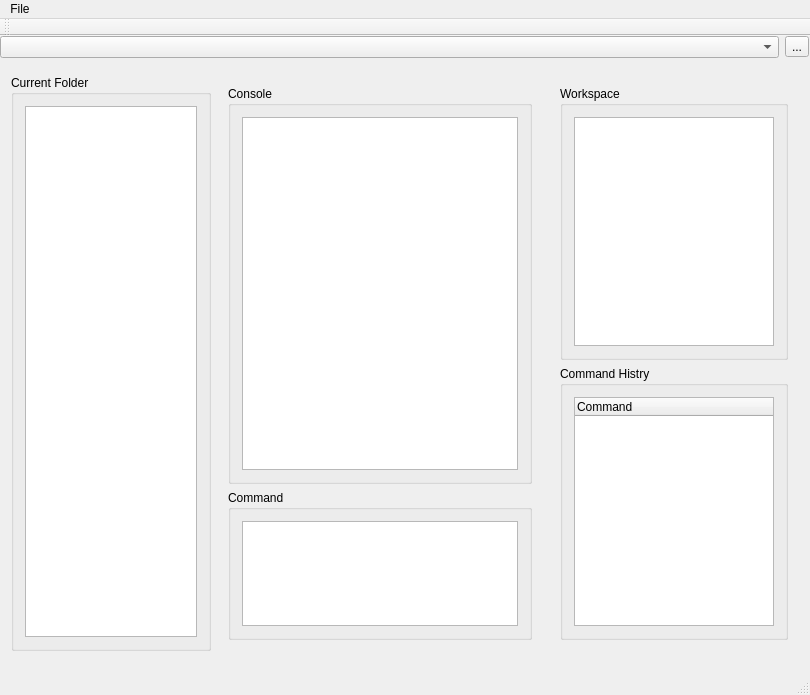
Qt form CalcApp/calcapp.ui (grzegorz-kap/Calc) before a commit.
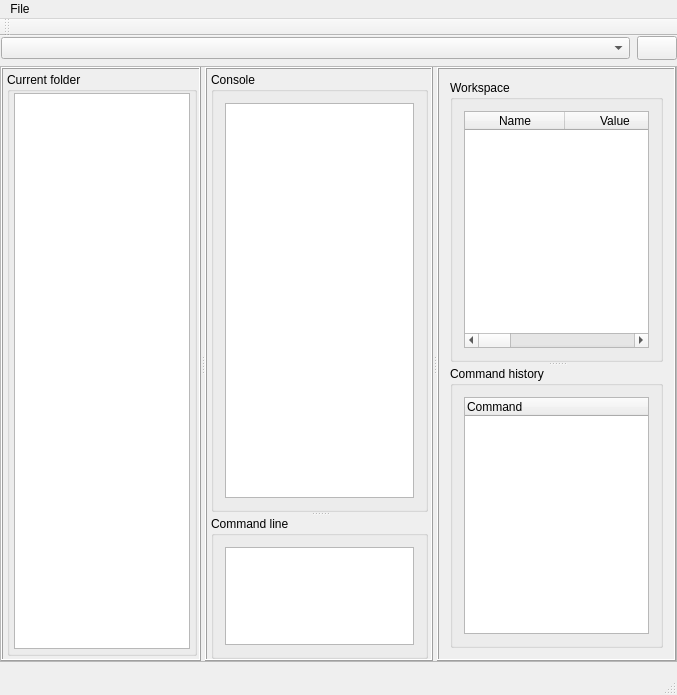
The same form after that commit. Icons and pictures are not drawn. Custom widgets are drawn as their Qt base class.

Commit message: Display variables

The edit to the form file:
```diff
--- a/CalcApp/calcapp.ui
+++ b/CalcApp/calcapp.ui
@@ -6,7 +6,7 @@
    <rect>
     <x>0</x>
     <y>0</y>
-    <width>810</width>
+    <width>677</width>
     <height>695</height>
    </rect>
   </property>
@@ -14,7 +14,7 @@
    <string>CalcApp</string>
   </property>
   <widget class="QWidget" name="centralWidget">
-   <layout class="QVBoxLayout" name="verticalLayout">
+   <layout class="QGridLayout" name="gridLayout">
     <property name="leftMargin">
      <number>0</number>
     </property>
@@ -24,28 +24,92 @@
     <property name="rightMargin">
      <number>0</number>
     </property>
-    <item>
-     <widget class="QWidget" name="widget" native="true">
+    <item row="0" column="0">
+     <widget class="QFrame" name="directoryChangeFrame">
+      <property name="sizePolicy">
+       <sizepolicy hsizetype="Preferred" vsizetype="Fixed">
+        <horstretch>0</horstretch>
+        <verstretch>0</verstretch>
+       </sizepolicy>
+      </property>
+      <property name="maximumSize">
+       <size>
+        <width>16777215</width>
+        <height>24</height>
+       </size>
+      </property>
+      <property name="frameShape">
+       <enum>QFrame::Box</enum>
+      </property>
+      <property name="frameShadow">
+       <enum>QFrame::Raised</enum>
+      </property>
+      <property name="lineWidth">
+       <number>0</number>
+      </property>
+      <property name="midLineWidth">
+       <number>0</number>
+      </property>
       <layout class="QHBoxLayout" name="horizontalLayout">
+       <property name="spacing">
+        <number>7</number>
+       </property>
        <property name="leftMargin">
-        <number>0</number>
-       </property>
-       <property name="topMargin">
-        <number>0</number>
-       </property>
-       <property name="rightMargin">
         <number>1</number>
        </property>
+       <property name="topMargin">
+        <number>0</number>
+       </property>
+       <property name="rightMargin">
+        <number>0</number>
+       </property>
        <property name="bottomMargin">
         <number>0</number>
        </property>
        <item>
-        <widget class="DirectoryComboBox" name="dirComboBox"/>
+        <widget class="DirectoryComboBox" name="dirComboBox">
+         <property name="sizePolicy">
+          <sizepolicy hsizetype="Expanding" vsizetype="Fixed">
+           <horstretch>0</horstretch>
+           <verstretch>0</verstretch>
+          </sizepolicy>
+         </property>
+         <property name="minimumSize">
+          <size>
+           <width>0</width>
+           <height>22</height>
+          </size>
+         </property>
+         <property name="maximumSize">
+          <size>
+           <width>16777215</width>
+           <height>22</height>
+          </size>
+         </property>
+        </widget>
        </item>
        <item>
-        <widget class="QToolButton" name="openFileDialogButton">
+        <widget class="QPushButton" name="workingDirChangeButton">
+         <property name="sizePolicy">
+          <sizepolicy hsizetype="Fixed" vsizetype="Fixed">
+           <horstretch>0</horstretch>
+           <verstretch>0</verstretch>
+          </sizepolicy>
+         </property>
+         <property name="minimumSize">
+          <size>
+           <width>31</width>
+           <height>24</height>
+          </size>
+         </property>
+         <property name="maximumSize">
+          <size>
+           <width>16777215</width>
+           <height>23</height>
+          </size>
+         </property>
          <property name="text">
-          <string>...</string>
+          <string/>
          </property>
          <property name="icon">
           <iconset resource="calcapp.qrc">
@@ -56,133 +120,267 @@
       </layout>
      </widget>
     </item>
-    <item>
-     <widget class="QWidget" name="widget_4" native="true">
-      <layout class="QHBoxLayout" name="horizontalLayout_3">
+    <item row="1" column="0">
+     <widget class="QFrame" name="mainFrame">
+      <property name="frameShape">
+       <enum>QFrame::StyledPanel</enum>
+      </property>
+      <property name="frameShadow">
+       <enum>QFrame::Raised</enum>
+      </property>
+      <layout class="QHBoxLayout" name="horizontalLayout_2">
+       <property name="spacing">
+        <number>2</number>
+       </property>
+       <property name="leftMargin">
+        <number>0</number>
+       </property>
+       <property name="topMargin">
+        <number>0</number>
+       </property>
+       <property name="rightMargin">
+        <number>0</number>
+       </property>
+       <property name="bottomMargin">
+        <number>0</number>
+       </property>
        <item>
-        <widget class="QGroupBox" name="files_box">
-         <property name="maximumSize">
-          <size>
-           <width>200</width>
-           <height>16777215</height>
-          </size>
+        <widget class="QSplitter" name="splitter">
+         <property name="orientation">
+          <enum>Qt::Horizontal</enum>
          </property>
-         <property name="title">
-          <string>Current Folder</string>
-         </property>
-         <layout class="QVBoxLayout" name="verticalLayout_9">
-          <item>
-           <widget class="FileList" name="fileList_2">
-            <property name="maximumSize">
-             <size>
-              <width>200</width>
-              <height>16777215</height>
-             </size>
-            </property>
-            <property name="sortingEnabled">
-             <bool>true</bool>
-            </property>
-           </widget>
-          </item>
-         </layout>
-        </widget>
-       </item>
-       <item>
-        <widget class="QWidget" name="widget_5" native="true">
-         <layout class="QVBoxLayout" name="verticalLayout_2">
-          <item>
-           <widget class="QGroupBox" name="console_box">
-            <property name="baseSize">
-             <size>
-              <width>0</width>
-              <height>300</height>
-             </size>
-            </property>
-            <property name="title">
-             <string>Console</string>
-            </property>
-            <layout class="QVBoxLayout" name="verticalLayout_6">
-             <property name="sizeConstraint">
-              <enum>QLayout::SetDefaultConstraint</enum>
+         <widget class="QFrame" name="currentFolderFrame">
+          <property name="sizePolicy">
+           <sizepolicy hsizetype="Maximum" vsizetype="Preferred">
+            <horstretch>0</horstretch>
+            <verstretch>0</verstretch>
+           </sizepolicy>
+          </property>
+          <property name="maximumSize">
+           <size>
+            <width>200</width>
+            <height>16777215</height>
+           </size>
+          </property>
+          <property name="frameShape">
+           <enum>QFrame::Box</enum>
+          </property>
+          <property name="frameShadow">
+           <enum>QFrame::Raised</enum>
+          </property>
+          <layout class="QVBoxLayout" name="verticalLayout">
+           <property name="spacing">
+            <number>5</number>
+           </property>
+           <property name="leftMargin">
+            <number>4</number>
+           </property>
+           <property name="topMargin">
+            <number>3</number>
+           </property>
+           <property name="rightMargin">
+            <number>2</number>
+           </property>
+           <property name="bottomMargin">
+            <number>3</number>
+           </property>
+           <item>
+            <widget class="QGroupBox" name="currentFolderGroupBox">
+             <property name="title">
+              <string>Current folder</string>
              </property>
-             <item>
-              <widget class="Console" name="consoleL">
-               <property name="lineWrapMode">
-                <enum>QTextEdit::NoWrap</enum>
-               </property>
-              </widget>
-             </item>
-            </layout>
-           </widget>
-          </item>
-          <item>
-           <widget class="QGroupBox" name="commandLine_box">
-            <property name="maximumSize">
-             <size>
-              <width>16777215</width>
-              <height>150</height>
-             </size>
-            </property>
-            <property name="title">
-             <string>Command</string>
-            </property>
-            <layout class="QVBoxLayout" name="verticalLayout_7">
-             <item>
-              <widget class="CommandLine" name="commandL">
-               <property name="baseSize">
-                <size>
-                 <width>0</width>
-                 <height>200</height>
-                </size>
-               </property>
-              </widget>
-             </item>
-            </layout>
-           </widget>
-          </item>
-         </layout>
-        </widget>
-       </item>
-       <item>
-        <widget class="QWidget" name="widget_6" native="true">
-         <property name="maximumSize">
-          <size>
-           <width>250</width>
-           <height>16777215</height>
-          </size>
-         </property>
-         <layout class="QVBoxLayout" name="verticalLayout_10">
-          <item>
-           <widget class="QGroupBox" name="groupBox">
-            <property name="title">
-             <string>Workspace</string>
-            </property>
-            <layout class="QHBoxLayout" name="horizontalLayout_2">
-             <item>
-              <widget class="QTableWidget" name="tableWidget"/>
-             </item>
-            </layout>
-           </widget>
-          </item>
-          <item>
-           <widget class="QGroupBox" name="groupBox_2">
-            <property name="title">
-             <string>Command Histry</string>
-            </property>
-            <layout class="QVBoxLayout" name="verticalLayout_5">
-             <item>
-              <widget class="CommandHistory" name="commandHistory">
-               <column>
-                <property name="text">
-                 <string notr="true">Command</string>
-                </property>
-               </column>
-              </widget>
-             </item>
-            </layout>
-           </widget>
-          </item>
-         </layout>
+             <layout class="QVBoxLayout" name="verticalLayout_6">
+              <property name="leftMargin">
+               <number>4</number>
+              </property>
+              <property name="topMargin">
+               <number>1</number>
+              </property>
+              <property name="rightMargin">
+               <number>4</number>
+              </property>
+              <property name="bottomMargin">
+               <number>4</number>
+              </property>
+              <item>
+               <widget class="FileList" name="filesList"/>
+              </item>
+             </layout>
+            </widget>
+           </item>
+          </layout>
+         </widget>
+         <widget class="QFrame" name="commandsFrame">
+          <property name="frameShape">
+           <enum>QFrame::Box</enum>
+          </property>
+          <property name="frameShadow">
+           <enum>QFrame::Raised</enum>
+          </property>
+          <layout class="QVBoxLayout" name="verticalLayout_4">
+           <property name="leftMargin">
+            <number>4</number>
+           </property>
+           <property name="topMargin">
+            <number>3</number>
+           </property>
+           <property name="rightMargin">
+            <number>3</number>
+           </property>
+           <property name="bottomMargin">
+            <number>0</number>
+           </property>
+           <item>
+            <widget class="QSplitter" name="splitter_2">
+             <property name="orientation">
+              <enum>Qt::Vertical</enum>
+             </property>
+             <widget class="QGroupBox" name="consoleGroupBox">
+              <property name="title">
+               <string>Console</string>
+              </property>
+              <layout class="QVBoxLayout" name="verticalLayout_2">
+               <item>
+                <widget class="Console" name="console">
+                 <property name="verticalScrollBarPolicy">
+                  <enum>Qt::ScrollBarAsNeeded</enum>
+                 </property>
+                 <property name="horizontalScrollBarPolicy">
+                  <enum>Qt::ScrollBarAsNeeded</enum>
+                 </property>
+                 <property name="sizeAdjustPolicy">
+                  <enum>QAbstractScrollArea::AdjustToContents</enum>
+                 </property>
+                 <property name="lineWrapMode">
+                  <enum>QTextEdit::NoWrap</enum>
+                 </property>
+                </widget>
+               </item>
+              </layout>
+             </widget>
+             <widget class="QGroupBox" name="commandGroupBox">
+              <property name="sizePolicy">
+               <sizepolicy hsizetype="Preferred" vsizetype="Fixed">
+                <horstretch>0</horstretch>
+                <verstretch>0</verstretch>
+               </sizepolicy>
+              </property>
+              <property name="maximumSize">
+               <size>
+                <width>16777215</width>
+                <height>143</height>
+               </size>
+              </property>
+              <property name="title">
+               <string>Command line</string>
+              </property>
+              <layout class="QVBoxLayout" name="verticalLayout_3">
+               <item>
+                <widget class="CommandLine" name="commandLine">
+                 <property name="sizePolicy">
+                  <sizepolicy hsizetype="Preferred" vsizetype="Preferred">
+                   <horstretch>0</horstretch>
+                   <verstretch>0</verstretch>
+                  </sizepolicy>
+                 </property>
+                 <property name="maximumSize">
+                  <size>
+                   <width>16777215</width>
+                   <height>300</height>
+                  </size>
+                 </property>
+                </widget>
+               </item>
+              </layout>
+             </widget>
+            </widget>
+           </item>
+          </layout>
+         </widget>
+         <widget class="QFrame" name="workSpaceFrame">
+          <property name="baseSize">
+           <size>
+            <width>300</width>
+            <height>0</height>
+           </size>
+          </property>
+          <property name="frameShape">
+           <enum>QFrame::Box</enum>
+          </property>
+          <property name="frameShadow">
+           <enum>QFrame::Raised</enum>
+          </property>
+          <layout class="QVBoxLayout" name="verticalLayout_5">
+           <item>
+            <widget class="QSplitter" name="splitter_3">
+             <property name="orientation">
+              <enum>Qt::Vertical</enum>
+             </property>
+             <widget class="QGroupBox" name="workspaceGroupBox">
+              <property name="title">
+               <string>Workspace</string>
+              </property>
+              <layout class="QVBoxLayout" name="verticalLayout_8">
+               <item>
+                <widget class="VariablesInfos" name="variables">
+                 <property name="editTriggers">
+                  <set>QAbstractItemView::NoEditTriggers</set>
+                 </property>
+                 <property name="dragDropOverwriteMode">
+                  <bool>false</bool>
+                 </property>
+                 <property name="sortingEnabled">
+                  <bool>true</bool>
+                 </property>
+                 <column>
+                  <property name="text">
+                   <string>Name</string>
+                  </property>
+                 </column>
+                 <column>
+                  <property name="text">
+                   <string>Value</string>
+                  </property>
+                 </column>
+                 <column>
+                  <property name="text">
+                   <string>Type</string>
+                  </property>
+                 </column>
+                 <column>
+                  <property name="text">
+                   <string>Min</string>
+                  </property>
+                 </column>
+                 <column>
+                  <property name="text">
+                   <string>Max</string>
+                  </property>
+                 </column>
+                </widget>
+               </item>
+              </layout>
+             </widget>
+             <widget class="QGroupBox" name="commandHistoryGroupBox">
+              <property name="title">
+               <string>Command history</string>
+              </property>
+              <layout class="QVBoxLayout" name="verticalLayout_7">
+               <item>
+                <widget class="CommandHistory" name="commandHistory">
+                 <column>
+                  <property name="text">
+                   <string>Command</string>
+                  </property>
+                 </column>
+                </widget>
+               </item>
+              </layout>
+             </widget>
+            </widget>
+           </item>
+          </layout>
+         </widget>
         </widget>
        </item>
       </layout>
@@ -195,7 +393,7 @@
     <rect>
      <x>0</x>
      <y>0</y>
-     <width>810</width>
+     <width>677</width>
      <height>21</height>
     </rect>
    </property>
@@ -218,6 +416,16 @@
  </widget>
  <layoutdefault spacing="6" margin="11"/>
  <customwidgets>
+  <customwidget>
+   <class>DirectoryComboBox</class>
+   <extends>QComboBox</extends>
+   <header location="global">directorycombobox.h</header>
+  </customwidget>
+  <customwidget>
+   <class>FileList</class>
+   <extends>QListWidget</extends>
+   <header location="global">filelist.h</header>
+  </customwidget>
   <customwidget>
    <class>CommandLine</class>
    <extends>QPlainTextEdit</extends>
@@ -228,23 +436,15 @@
    <extends>QTextBrowser</extends>
    <header location="global">console.h</header>
   </customwidget>
-  <customwidget>
-   <class>FileList</class>
-   <extends>QListWidget</extends>
-   <header location="global">filelist.h</header>
-  </customwidget>
-  <customwidget>
-   <class>DirectoryComboBox</class>
-   <extends>QComboBox</extends>
-   <header location="global">directorycombobox.h</header>
-  </customwidget>
   <customwidget>
    <class>CommandHistory</class>
    <extends>QTreeWidget</extends>
-   <header>commandhistory.h</header>
-   <slots>
-    <slot>onItemDoubleClicked(QTreeWidgetItem*,int)</slot>
-   </slots>
+   <header location="global">commandhistory.h</header>
+  </customwidget>
+  <customwidget>
+   <class>VariablesInfos</class>
+   <extends>QTableWidget</extends>
+   <header location="global">variablesinfos.h</header>
   </customwidget>
  </customwidgets>
  <resources>
```
Left out of the diff: 19 changed lines with no effect on the pictures. The commit also changes 21 other files.
